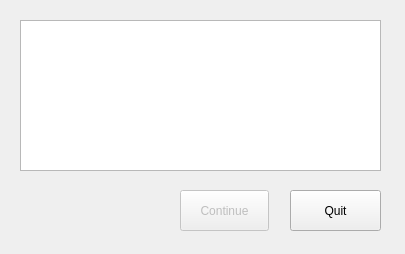
This is guistructure/runningwindow.ui in mguid65/OpenSystemBench as Qt 5 draws it before an edit. The edited form follows.
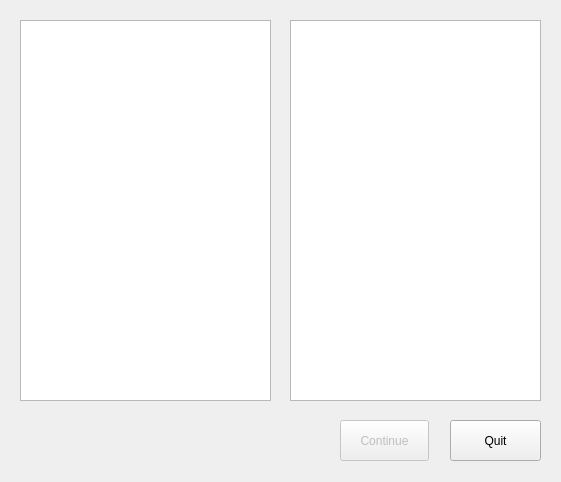
This is the edited form. Custom widgets are drawn as their Qt base class.

Diff of the .ui file:
```diff
--- a/guistructure/runningwindow.ui
+++ b/guistructure/runningwindow.ui
@@ -6,33 +6,24 @@
    <rect>
     <x>0</x>
     <y>0</y>
-    <width>405</width>
-    <height>254</height>
+    <width>561</width>
+    <height>482</height>
    </rect>
   </property>
-  <property name="minimumSize">
-   <size>
-    <width>405</width>
-    <height>254</height>
-   </size>
-  </property>
-  <property name="maximumSize">
-   <size>
-    <width>405</width>
-    <height>254</height>
-   </size>
-  </property>
   <property name="windowTitle">
    <string>Running Benchmark</string>
   </property>
   <widget class="QWidget" name="centralwidget">
    <widget class="RunningLog" name="run_status_viewer">
+    <property name="enabled">
+     <bool>true</bool>
+    </property>
     <property name="geometry">
      <rect>
-      <x>20</x>
+      <x>290</x>
       <y>20</y>
-      <width>361</width>
-      <height>151</height>
+      <width>251</width>
+      <height>381</height>
      </rect>
     </property>
     <property name="textInteractionFlags">
@@ -42,8 +33,8 @@
    <widget class="QPushButton" name="quit_button2">
     <property name="geometry">
      <rect>
-      <x>290</x>
-      <y>190</y>
+      <x>450</x>
+      <y>420</y>
       <width>91</width>
       <height>41</height>
      </rect>
@@ -58,8 +49,8 @@
     </property>
     <property name="geometry">
      <rect>
-      <x>180</x>
-      <y>190</y>
+      <x>340</x>
+      <y>420</y>
       <width>89</width>
       <height>41</height>
      </rect>
@@ -68,6 +59,22 @@
      <string>Continue</string>
     </property>
    </widget>
+   <widget class="CPULog" name="cpuinfo_viewer">
+    <property name="geometry">
+     <rect>
+      <x>20</x>
+      <y>20</y>
+      <width>251</width>
+      <height>381</height>
+     </rect>
+    </property>
+    <property name="whatsThis">
+     <string>&lt;html&gt;&lt;head/&gt;&lt;body&gt;&lt;p&gt;this is a box that contains cpu info&lt;/p&gt;&lt;p&gt;&lt;br/&gt;&lt;/p&gt;&lt;/body&gt;&lt;/html&gt;</string>
+    </property>
+    <property name="plainText">
+     <string/>
+    </property>
+   </widget>
   </widget>
  </widget>
  <customwidgets>
@@ -76,6 +83,11 @@
    <extends>QPlainTextEdit</extends>
    <header>runninglog.h</header>
   </customwidget>
+  <customwidget>
+   <class>CPULog</class>
+   <extends>QPlainTextEdit</extends>
+   <header location="global">cpulog.h</header>
+  </customwidget>
  </customwidgets>
  <resources/>
  <connections/>
```
